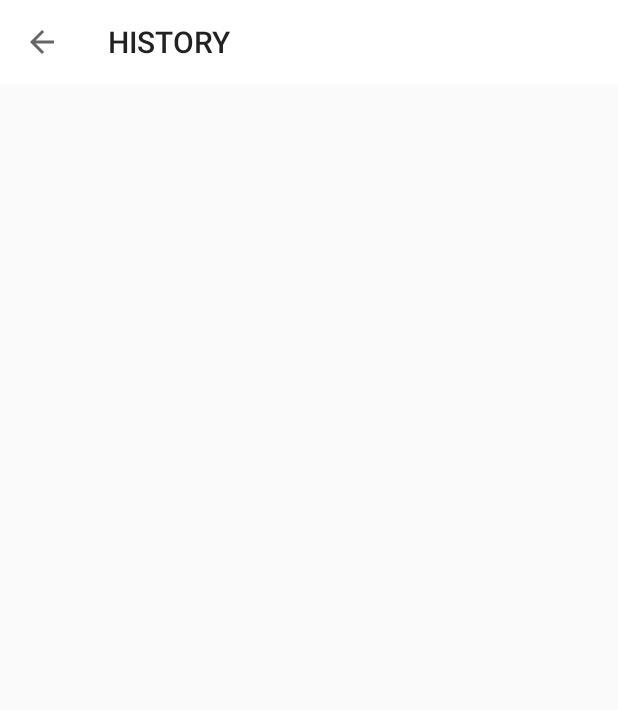
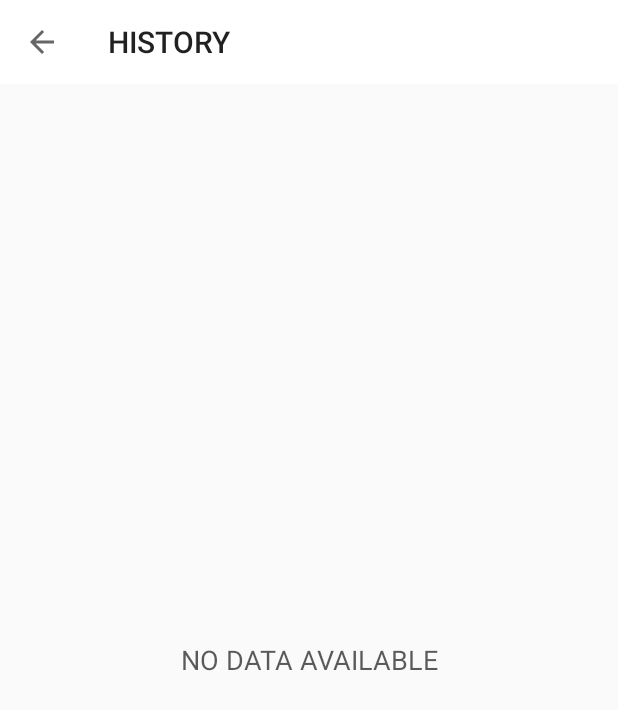
Before and after one commit to hakansarac/WorkoutApp, an Android app: the HistoryActivity screen opened directly, with no data from a screen before it, on a phone screen of 412 x 824 dp. Before the commit the part shown is almost empty. Shown: the top 710 px of the screen. Run offline under Robolectric (Android 15) with nearby library versions, the phone set to English and light mode, and no system bars.

Commit message:
recycler view added to history activity to show dates of completed exercises

```diff
--- a/app/src/main/java/com/hakansarac/workoutapp/HistoryActivity.kt
+++ b/app/src/main/java/com/hakansarac/workoutapp/HistoryActivity.kt
@@ -2,6 +2,10 @@ package com.hakansarac.workoutapp
 
 import androidx.appcompat.app.AppCompatActivity
 import android.os.Bundle
+import android.util.Log
+import android.view.View
+import android.widget.LinearLayout
+import androidx.recyclerview.widget.LinearLayoutManager
 import kotlinx.android.synthetic.main.activity_bmi.*
 import kotlinx.android.synthetic.main.activity_history.*
 
@@ -19,5 +23,29 @@ class HistoryActivity : AppCompatActivity() {
         toolbarHistoryActivity.setNavigationOnClickListener {
             onBackPressed()
         }
+
+        getDatesList()
+    }
+
+    private fun getDatesList(){
+        val dbHandler = SqliteOpenHelper(this,null)
+        val allDates = dbHandler.getAllCompletedDates()
+
+        if(allDates.size>0){
+            textViewHistory.visibility = View.VISIBLE
+            recyclerViewHistory.visibility = View.VISIBLE
+            textViewNoDataAvailable.visibility = View.GONE
+
+            recyclerViewHistory.layoutManager = LinearLayoutManager(this)
+            val historyAdapter = HistoryAdapter(this,allDates)
+            recyclerViewHistory.adapter = historyAdapter
+        }else{
+            textViewHistory.visibility = View.GONE
+            recyclerViewHistory.visibility = View.GONE
+            textViewNoDataAvailable.visibility = View.VISIBLE
+        }
+
+
+
     }
 }
--- a/app/src/main/java/com/hakansarac/workoutapp/SqliteOpenHelper.kt
+++ b/app/src/main/java/com/hakansarac/workoutapp/SqliteOpenHelper.kt
@@ -31,4 +31,17 @@ class SqliteOpenHelper(context: Context, factory : SQLiteDatabase.CursorFactory?
         db.insert(TABLE_HISTORY,null,values)
         db.close()
     }
+
+    fun getAllCompletedDates() : ArrayList<String>{
+        val listDates : ArrayList<String> = ArrayList<String>()
+        val db = this.readableDatabase
+        val cursor = db.rawQuery("SELECT * FROM $TABLE_HISTORY",null)
+        while(cursor.moveToNext()){
+            val date = cursor.getString(cursor.getColumnIndex(COLUMN_COMPLETED_DATE))
+            listDates.add(date)
+        }
+        cursor.close()
+        //db.close()
+        return listDates
+    }
 }
--- a/app/src/main/res/layout/activity_history.xml
+++ b/app/src/main/res/layout/activity_history.xml
@@ -4,6 +4,7 @@
     xmlns:tools="http://schemas.android.com/tools"
     android:layout_width="match_parent"
     android:layout_height="match_parent"
+    android:orientation="vertical"
     tools:context=".HistoryActivity">
 
     <androidx.appcompat.widget.Toolbar
@@ -12,4 +13,42 @@
         android:layout_height="?android:attr/actionBarSize"
         android:background="@android:color/white"/>
 
+    <LinearLayout
+        android:layout_height="match_parent"
+        android:layout_width="match_parent"
+        android:orientation="vertical">
+
+        <TextView
+            android:id="@+id/textViewHistory"
+            android:layout_height="wrap_content"
+            android:layout_width="match_parent"
+            android:layout_margin="10dp"
+            android:gravity="center"
+            android:textSize="18sp"
+            android:text="EXERCISE COMPLETED"
+            android:visibility="gone"
+            tools:visibility="visible"/>
+
+        <androidx.recyclerview.widget.RecyclerView
+            android:id="@+id/recyclerViewHistory"
+            android:layout_height="match_parent"
+            android:layout_width="match_parent"
+            android:layout_marginTop="5dp"
+            android:visibility="gone"
+            tools:visibility="visible"/>
+
+        <TextView
+            android:id="@+id/textViewNoDataAvailable"
+
+            android:layout_height="match_parent"
+            android:layout_width="match_parent"
+            android:gravity="center"
+            android:text="NO DATA AVAILABLE"
+            android:textSize="18sp"
+            android:textColor="@color/colorPrimary"
+            android:visibility="visible"
+            tools:visibility="gone"/>
+
+    </LinearLayout>
+
 </LinearLayout>
```
Also changed, not shown: app/src/main/java/com/hakansarac/workoutapp/HistoryAdapter.kt (added, +38 -0 lines), app/src/main/res/layout/item_history_row.xml (added, +32 -0 lines).
